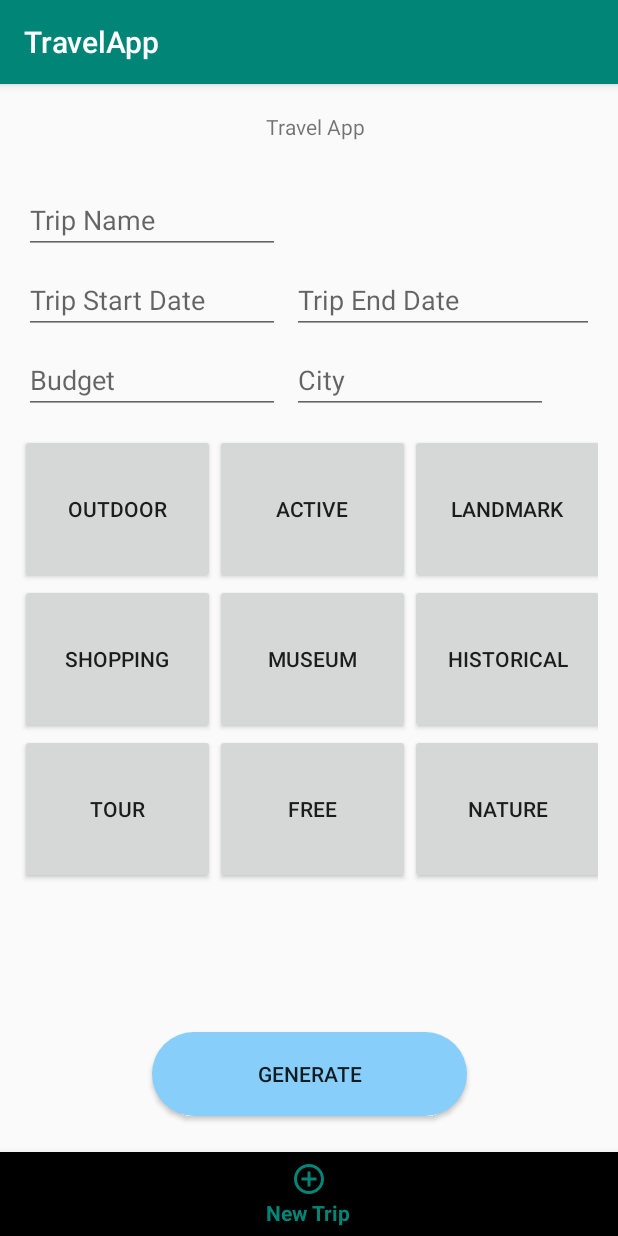
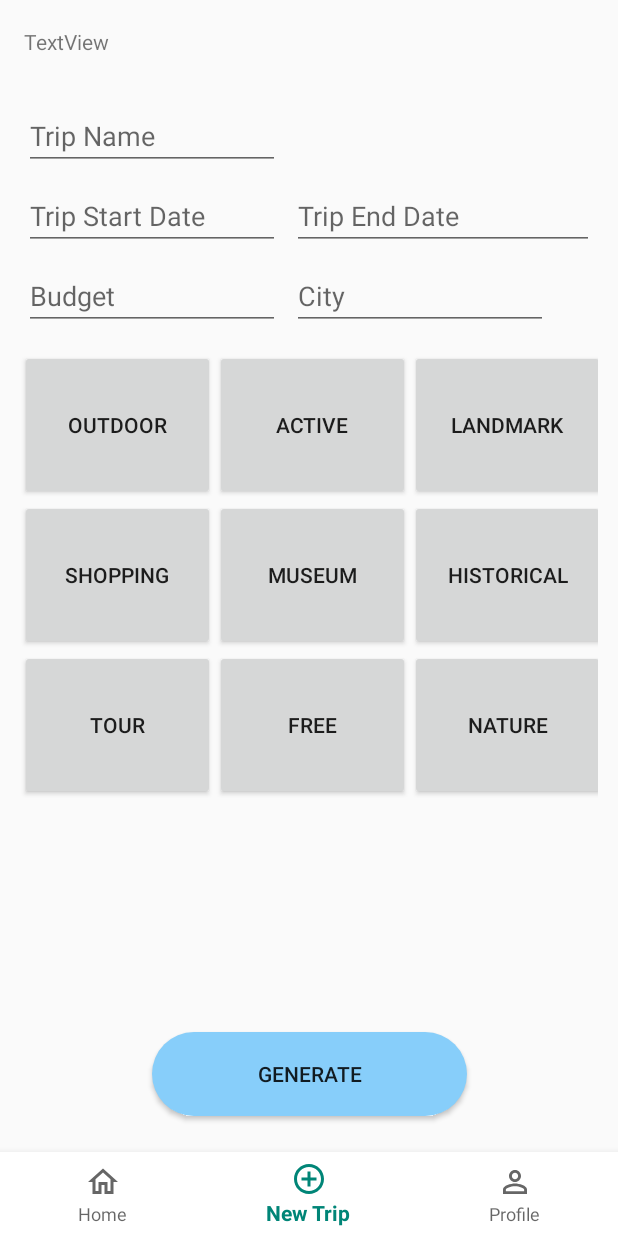
Before and after one commit to baes-of-fbu/Personalized-Itinerary-Generator-, an Android app: the MainActivity screen opened directly, with no data from a screen before it, item 2 of the bottom bar chosen, on a phone screen of 412 x 824 dp. Run offline under Robolectric (Android 15) with nearby library versions, the phone set to English and light mode, and no system bars.

Commit message:
changed navigation bar color back to white

```diff
--- a/app/src/main/AndroidManifest.xml
+++ b/app/src/main/AndroidManifest.xml
@@ -40,7 +40,8 @@
             android:name="com.facebook.sdk.AdvertiserIDCollectionEnabled"
             android:value="false" />
 
-        <activity android:name=".MainActivity"/>
+        <activity android:name=".MainActivity"
+            android:theme="@style/AppTheme.NoActionBar" />
         <activity android:name=".LoginActivity"
             android:theme="@style/AppTheme.NoActionBar">
             <intent-filter>
--- a/app/src/main/java/com/codepath/travelapp/MainActivity.java
+++ b/app/src/main/java/com/codepath/travelapp/MainActivity.java
@@ -1,7 +1,9 @@
 package com.codepath.travelapp;
 
+import android.app.Activity;
 import android.os.Bundle;
 import android.view.MenuItem;
+import android.widget.Toast;
 
 import androidx.annotation.NonNull;
 import androidx.appcompat.app.AppCompatActivity;
@@ -34,15 +36,15 @@
                 switch (item.getItemId()) {
                     case R.id.action_home:
                         fragment = new TimelineFragment();
-                        //Toast.makeText(HomeActivity.this, "Home!", Toast.LENGTH_SHORT).show();
+                        Toast.makeText(MainActivity.this, "Home!", Toast.LENGTH_SHORT).show();
                         break;
                     case R.id.action_compose:
                         fragment = new ComposeFragment();
-                        //Toast.makeText(HomeActivity.this, "Compose!", Toast.LENGTH_SHORT).show();
+                        Toast.makeText(MainActivity.this, "Compose!", Toast.LENGTH_SHORT).show();
                         break;
                     case R.id.action_profile:
                         fragment = new ProfileFragment();
-                        //Toast.makeText(HomeActivity.this, "Profile!", Toast.LENGTH_SHORT).show();
+                        Toast.makeText(MainActivity.this, "Profile!", Toast.LENGTH_SHORT).show();
                         break;
                     default:
                         fragment = new TimelineFragment();
--- a/app/src/main/java/com/codepath/travelapp/fragments/TimelineFragment.java
+++ b/app/src/main/java/com/codepath/travelapp/fragments/TimelineFragment.java
@@ -53,6 +53,6 @@
         RecyclerView.ItemDecoration divider = new DividerItemDecoration(getContext(), DividerItemDecoration.VERTICAL);
         rvPosts.addItemDecoration(divider);
 
-        Toast.makeText(getContext(), "Welcome to Timeline",Toast.LENGTH_LONG).show();
+        Toast.makeText(getContext(), "Welcome to Timeline",Toast.LENGTH_SHORT).show();
     }
 }
--- a/app/src/main/res/layout/activity_main.xml
+++ b/app/src/main/res/layout/activity_main.xml
@@ -14,19 +14,20 @@
         app:layout_constraintEnd_toEndOf="parent"
         app:layout_constraintStart_toStartOf="parent"
         app:layout_constraintTop_toTopOf="parent">
-    </androidx.appcompat.widget.Toolbar>
 
         <TextView
+            android:id="@+id/TravelApp"
             android:layout_width="wrap_content"
             android:layout_height="wrap_content"
             android:layout_marginStart="8dp"
             android:layout_marginTop="8dp"
             android:layout_marginBottom="8dp"
-        android:text="Travel App"
+            android:text="TextView"
             app:layout_constraintBottom_toTopOf="@+id/flContainer"
             app:layout_constraintEnd_toEndOf="@+id/toolbar"
             app:layout_constraintStart_toStartOf="@+id/toolbar"
             app:layout_constraintTop_toTopOf="@+id/toolbar" />
+    </androidx.appcompat.widget.Toolbar>
 
     <FrameLayout
         android:id="@+id/flContainer"
@@ -35,6 +36,7 @@
         android:layout_marginBottom="16dp"
         app:layout_constraintBottom_toTopOf="@+id/bottom_navigation"
         app:layout_constraintEnd_toEndOf="parent"
+        app:layout_constraintHorizontal_bias="1.0"
         app:layout_constraintStart_toStartOf="parent"
         app:layout_constraintTop_toBottomOf="@+id/toolbar" />
 
@@ -42,8 +44,9 @@
         android:id="@+id/bottom_navigation"
         android:layout_width="match_parent"
         android:layout_height="wrap_content"
+        app:itemBackground="@color/white"
         app:layout_constraintBottom_toBottomOf="parent"
         app:menu="@menu/menu_bottom_navigation"
-        tools:layout_editor_absoluteX="0dp" />
+        tools:layout_editor_absoluteX="16dp" />
 
 </androidx.constraintlayout.widget.ConstraintLayout>
--- a/app/src/main/res/values/colors.xml
+++ b/app/src/main/res/values/colors.xml
@@ -3,7 +3,7 @@
     <color name="colorPrimary">#008577</color>
     <color name="colorPrimaryDark">#00574B</color>
     <color name="colorAccent">#D81B60</color>
-    <color name="white">#ffffffff</color>
+    <color name="white">#FFFFFF</color>
     <color name="black">#000000</color>
     <color name="LightSkyBlue">#87cefa</color>
 </resources>
--- a/app/src/main/res/values/styles.xml
+++ b/app/src/main/res/values/styles.xml
@@ -11,6 +11,8 @@
     <style name="AppTheme.NoActionBar" parent="Theme.AppCompat.Light.NoActionBar">
         <item name="windowActionBar">false</item>
         <item name="windowNoTitle">true</item>
+        <item name="colorPrimary">@color/colorPrimary</item>
+        <item name="colorAccent">@color/colorAccent</item>
     </style>
 
 </resources>
```
Also changed, not shown: app/src/main/res/layout/content_main.xml (added, +20 -0 lines). Lines whose indentation alone changed are shown as unchanged.
